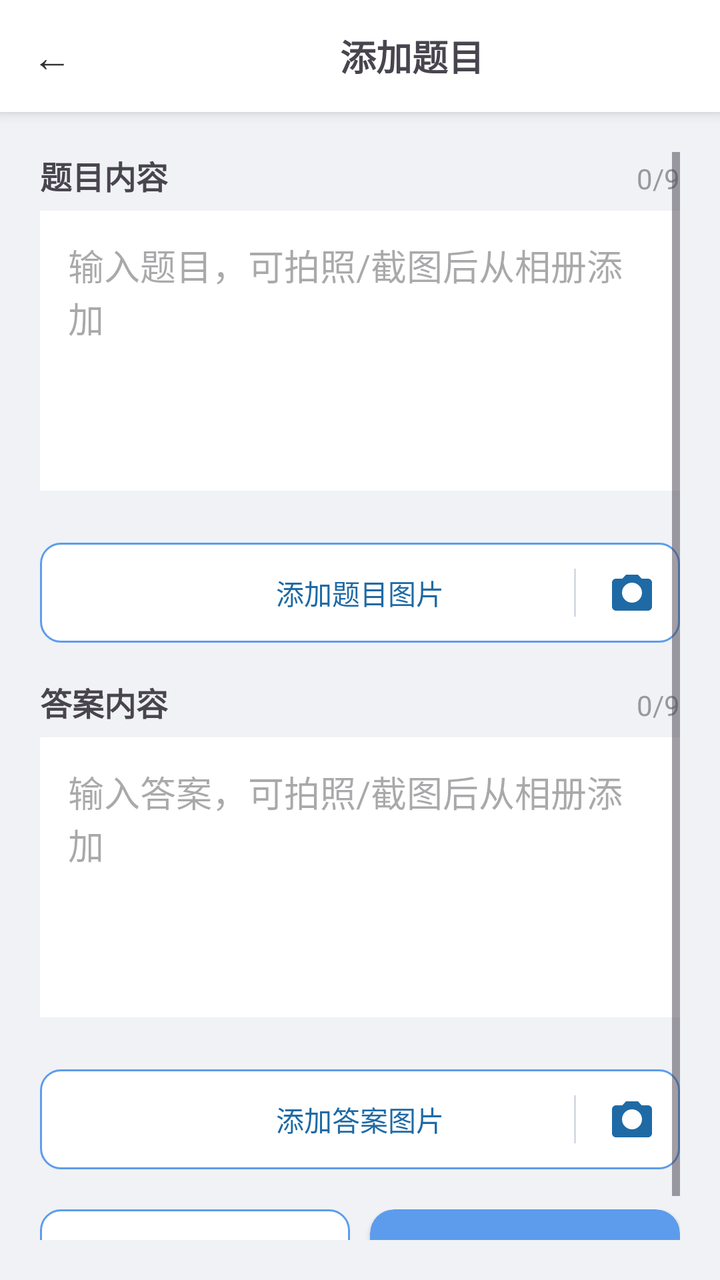
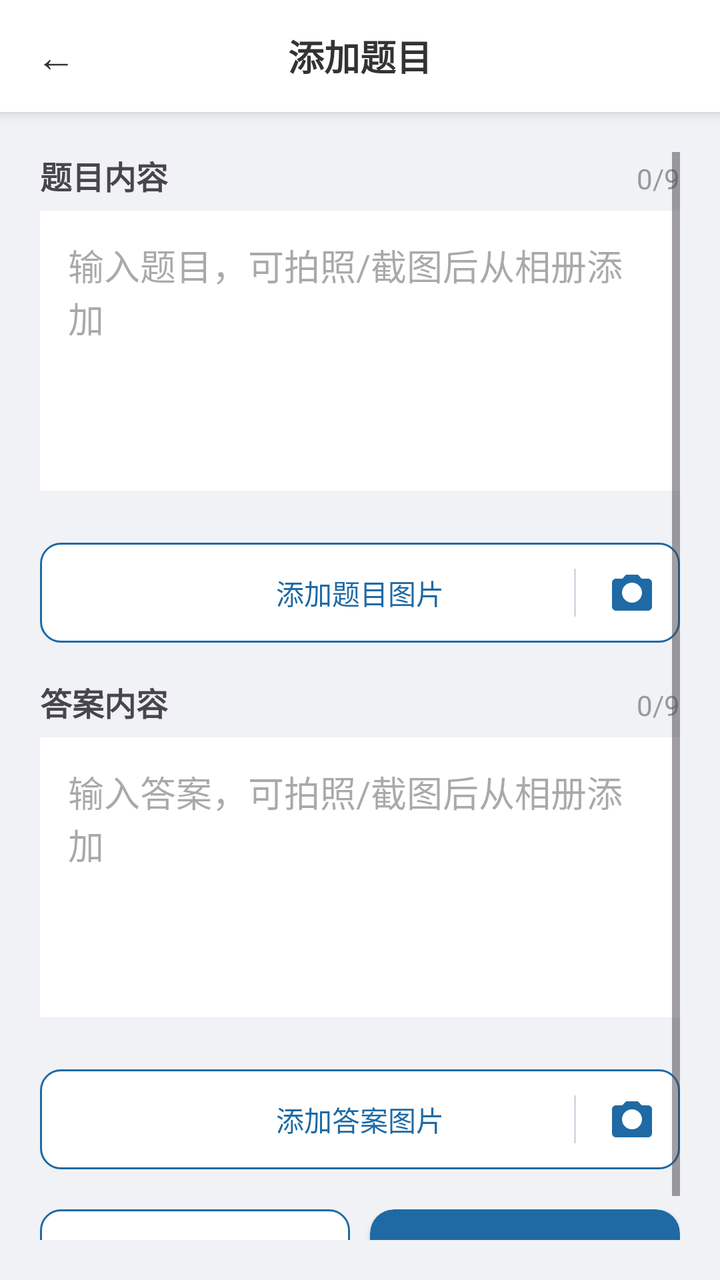

An Android layout rendered at two revisions. The XML below is the earlier revision; the diff shows what the commit changed to produce the second picture.
<!-- AndroidManifest.xml: application theme Theme.Demo -->
<!-- res/layout/activity_add_question.xml -->
<?xml version="1.0" encoding="utf-8"?>
<LinearLayout
    xmlns:android="http://schemas.android.com/apk/res/android"
    xmlns:app="http://schemas.android.com/apk/res-auto"
    android:layout_width="match_parent"
    android:layout_height="match_parent"
    android:orientation="vertical"
    android:background="#f0f2f5">

    
    <LinearLayout
        android:layout_width="match_parent"
        android:layout_height="56dp"
        android:orientation="horizontal"
        android:background="#ffffff"
        android:elevation="4dp">

        <TextView
            android:id="@+id/btn_back"
            android:layout_width="wrap_content"
            android:layout_height="match_parent"
            android:paddingHorizontal="16dp"
            android:gravity="center"
            android:text="←"
            android:textSize="20sp"
            android:textColor="#333333" />

        <TextView
            android:id="@+id/title_bar"
            android:layout_width="0dp"
            android:layout_height="match_parent"
            android:layout_weight="1"
            android:text="添加题目"
            android:textSize="18sp"
            android:textStyle="bold"
            android:gravity="center" />
    </LinearLayout>

    <ScrollView
        android:layout_width="match_parent"
        android:layout_height="match_parent"
        android:padding="20dp">

        <LinearLayout
            android:layout_width="match_parent"
            android:layout_height="wrap_content"
            android:orientation="vertical">

            
            <LinearLayout
                android:layout_width="match_parent"
                android:layout_height="wrap_content"
                android:orientation="horizontal">

                <TextView
                    android:layout_width="0dp"
                    android:layout_height="wrap_content"
                    android:layout_weight="1"
                    android:text="题目内容"
                    android:textSize="16sp"
                    android:textStyle="bold" />

                <TextView
                    android:id="@+id/tv_content_count"
                    android:layout_width="wrap_content"
                    android:layout_height="wrap_content"
                    android:text="0/9"
                    android:textSize="14sp"
                    android:textColor="#999999" />
            </LinearLayout>

            <EditText
                android:id="@+id/et_content"
                android:layout_width="match_parent"
                android:layout_height="140dp"
                android:background="#fff"
                android:padding="14dp"
                android:minHeight="120dp"
                android:hint="输入题目，可拍照/截图后从相册添加"
                android:gravity="top|start"
                android:inputType="textMultiLine"
                android:layout_marginTop="6dp"
                android:layout_marginBottom="8dp" />

            
            <androidx.recyclerview.widget.RecyclerView
                android:id="@+id/rv_content_images"
                android:layout_width="match_parent"
                android:layout_height="wrap_content"
                android:nestedScrollingEnabled="false"
                android:layout_marginTop="8dp"
                android:layout_marginBottom="10dp" />

            
            <FrameLayout
                android:id="@+id/btn_add_content_img"
                android:layout_width="match_parent"
                android:layout_height="50dp"
                android:background="@drawable/bg_add_button"
                android:clickable="true"
                android:focusable="true">

                <TextView
                    android:layout_width="match_parent"
                    android:layout_height="match_parent"
                    android:text="添加题目图片"
                    android:textColor="#1f6aa5"
                    android:gravity="center" />

                <View
                    android:layout_width="1dp"
                    android:layout_height="24dp"
                    android:layout_gravity="end|center_vertical"
                    android:layout_marginEnd="52dp"
                    android:background="#d5dbe4" />

                <ImageView
                    android:id="@+id/btn_camera_content"
                    android:layout_width="48dp"
                    android:layout_height="match_parent"
                    android:layout_gravity="end"
                    android:src="@drawable/ic_camera"
                    android:scaleType="centerInside"
                    android:clickable="true"
                    android:focusable="true"
                    android:contentDescription="拍照添加题目图片" />
            </FrameLayout>

            
            <LinearLayout
                android:layout_width="match_parent"
                android:layout_height="wrap_content"
                android:orientation="horizontal"
                android:layout_marginTop="18dp">

                <TextView
                    android:layout_width="0dp"
                    android:layout_height="wrap_content"
                    android:layout_weight="1"
                    android:text="答案内容"
                    android:textSize="16sp"
                    android:textStyle="bold" />

                <TextView
                    android:id="@+id/tv_answer_count"
                    android:layout_width="wrap_content"
                    android:layout_height="wrap_content"
                    android:text="0/9"
                    android:textSize="14sp"
                    android:textColor="#999999" />
            </LinearLayout>

            <EditText
                android:id="@+id/et_answer"
                android:layout_width="match_parent"
                android:layout_height="140dp"
                android:background="#fff"
                android:padding="14dp"
                android:minHeight="120dp"
                android:hint="输入答案，可拍照/截图后从相册添加"
                android:gravity="top|start"
                android:inputType="textMultiLine"
                android:layout_marginTop="6dp"
                android:layout_marginBottom="8dp" />

            
            <androidx.recyclerview.widget.RecyclerView
                android:id="@+id/rv_answer_images"
                android:layout_width="match_parent"
                android:layout_height="wrap_content"
                android:nestedScrollingEnabled="false"
                android:layout_marginTop="8dp"
                android:layout_marginBottom="10dp" />

            
            <FrameLayout
                android:id="@+id/btn_add_answer_img"
                android:layout_width="match_parent"
                android:layout_height="50dp"
                android:background="@drawable/bg_add_button"
                android:clickable="true"
                android:focusable="true">

                <TextView
                    android:layout_width="match_parent"
                    android:layout_height="match_parent"
                    android:text="添加答案图片"
                    android:textColor="#1f6aa5"
                    android:gravity="center" />

                <View
                    android:layout_width="1dp"
                    android:layout_height="24dp"
                    android:layout_gravity="end|center_vertical"
                    android:layout_marginEnd="52dp"
                    android:background="#d5dbe4" />

                <ImageView
                    android:id="@+id/btn_camera_answer"
                    android:layout_width="48dp"
                    android:layout_height="match_parent"
                    android:layout_gravity="end"
                    android:src="@drawable/ic_camera"
                    android:scaleType="centerInside"
                    android:clickable="true"
                    android:focusable="true"
                    android:contentDescription="拍照添加答案图片" />
            </FrameLayout>

            
            <LinearLayout
                android:layout_width="match_parent"
                android:layout_height="wrap_content"
                android:orientation="horizontal"
                android:layout_marginTop="20dp">

                <TextView
                    android:id="@+id/btn_save_continue"
                    android:layout_width="0dp"
                    android:layout_height="60dp"
                    android:layout_weight="1"
                    android:layout_marginRight="10dp"
                    android:background="@drawable/bg_add_button"
                    android:text="保存并继续"
                    android:textColor="#1f6aa5"
                    android:gravity="center" />

                <androidx.cardview.widget.CardView
                    android:id="@+id/btn_save"
                    android:layout_width="0dp"
                    android:layout_height="60dp"
                    android:layout_weight="1"
                    app:cardCornerRadius="12dp"
                    app:cardBackgroundColor="#5d9cec">
                    <TextView
                        android:layout_width="match_parent"
                        android:layout_height="match_parent"
                        android:text="保存题目"
                        android:textSize="18sp"
                        android:textColor="#fff"
                        android:gravity="center" />
                </androidx.cardview.widget.CardView>
            </LinearLayout>

        </LinearLayout>
    </ScrollView>
</LinearLayout>
<!-- resources referenced by this layout -->
<resources>
  <!-- drawable bg_add_button (drawable) -->
  <?xml version="1.0" encoding="utf-8"?>
  <shape xmlns:android="http://schemas.android.com/apk/res/android"
      android:shape="rectangle">
      <corners android:radius="10dp" />
      <solid android:color="#FFFFFF" />
      <stroke
          android:width="1dp"
          android:color="#5d9cec" />
  </shape>
  <!-- drawable ic_camera (drawable) -->
  <?xml version="1.0" encoding="utf-8"?>
  <vector xmlns:android="http://schemas.android.com/apk/res/android"
      android:width="24dp"
      android:height="24dp"
      android:viewportWidth="24"
      android:viewportHeight="24">
      <path
          android:fillColor="#1f6aa5"
          android:fillType="evenOdd"
          android:pathData="M12,17c-2.76,0 -5,-2.24 -5,-5s2.24,-5 5,-5 5,2.24 5,5 -2.24,5 -5,5zM9,3L7.17,5H4c-1.1,0 -2,0.9 -2,2v12c0,1.1 0.9,2 2,2h16c1.1,0 2,-0.9 2,-2V7c0,-1.1 -0.9,-2 -2,-2h-3.17L15,3L9,3z" />
  </vector>
  <style name="Theme.Demo" parent="Base.Theme.Demo" />
  <style name="Base.Theme.Demo" parent="Theme.Material3.DayNight.NoActionBar">
          
          <item name="android:statusBarColor">@color/home_bg</item>
          <item name="android:windowLightStatusBar">true</item>
          <item name="android:navigationBarColor">@color/home_bg</item>
          <item name="android:windowLightNavigationBar" tools:targetApi="o_mr1">true</item>
          <item name="android:enforceNavigationBarContrast" tools:targetApi="q">false</item>
      </style>
  <color name="home_bg">#F0F2F5</color>
</resources>

<!-- the commit's change to res/layout/activity_add_question.xml (unified diff, before → after) -->
@@ -5,35 +5,23 @@
     android:layout_width="match_parent"
     android:layout_height="match_parent"
     android:orientation="vertical"
-    android:background="#f0f2f5">
+    android:background="@color/page_bg">
 
     
-    <LinearLayout
-        android:layout_width="match_parent"
-        android:layout_height="56dp"
-        android:orientation="horizontal"
-        android:background="#ffffff"
-        android:elevation="4dp">
+    <LinearLayout style="@style/TopBar">
 
         <TextView
             android:id="@+id/btn_back"
-            android:layout_width="wrap_content"
-            android:layout_height="match_parent"
-            android:paddingHorizontal="16dp"
-            android:gravity="center"
-            android:text="←"
-            android:textSize="20sp"
-            android:textColor="#333333" />
+            style="@style/TopBarBack" />
 
         <TextView
             android:id="@+id/title_bar"
-            android:layout_width="0dp"
-            android:layout_height="match_parent"
-            android:layout_weight="1"
-            android:text="添加题目"
-            android:textSize="18sp"
-            android:textStyle="bold"
-            android:gravity="center" />
+            style="@style/TopBarTitle"
+            android:text="添加题目" />
+
+        <View
+            android:layout_width="56dp"
+            android:layout_height="1dp" />
     </LinearLayout>
 
     <ScrollView
@@ -231,7 +219,7 @@
                     android:layout_height="60dp"
                     android:layout_weight="1"
                     app:cardCornerRadius="12dp"
-                    app:cardBackgroundColor="#5d9cec">
+                    app:cardBackgroundColor="@color/action_primary">
                     <TextView
                         android:layout_width="match_parent"
                         android:layout_height="match_parent"
<!-- resource entries referenced after the edit -->
@@ -1,5 +1,7 @@
 <!-- resources referenced by this layout -->
 <resources>
+  <color name="action_primary">#1F6AA5</color>
+  <color name="page_bg">#F0F2F5</color>
   <!-- drawable bg_add_button (drawable) -->
   <?xml version="1.0" encoding="utf-8"?>
   <shape xmlns:android="http://schemas.android.com/apk/res/android"
@@ -8,7 +10,7 @@
       <solid android:color="#FFFFFF" />
       <stroke
           android:width="1dp"
-          android:color="#5d9cec" />
+          android:color="@color/action_primary" />
   </shape>
   <!-- drawable ic_camera (drawable) -->
   <?xml version="1.0" encoding="utf-8"?>
@@ -22,7 +24,35 @@
           android:fillType="evenOdd"
           android:pathData="M12,17c-2.76,0 -5,-2.24 -5,-5s2.24,-5 5,-5 5,2.24 5,5 -2.24,5 -5,5zM9,3L7.17,5H4c-1.1,0 -2,0.9 -2,2v12c0,1.1 0.9,2 2,2h16c1.1,0 2,-0.9 2,-2V7c0,-1.1 -0.9,-2 -2,-2h-3.17L15,3L9,3z" />
   </vector>
+  <style name="TopBar">
+          <item name="android:layout_width">match_parent</item>
+          <item name="android:layout_height">56dp</item>
+          <item name="android:orientation">horizontal</item>
+          <item name="android:gravity">center_vertical</item>
+          <item name="android:background">@color/home_card</item>
+          <item name="android:elevation">4dp</item>
+      </style>
+  <style name="TopBarBack">
+          <item name="android:layout_width">56dp</item>
+          <item name="android:layout_height">match_parent</item>
+          <item name="android:gravity">center</item>
+          <item name="android:text">←</item>
+          <item name="android:textSize">20sp</item>
+          <item name="android:textColor">@color/home_text_primary</item>
+          <item name="android:background">?attr/selectableItemBackgroundBorderless</item>
+      </style>
+  <style name="TopBarTitle">
+          <item name="android:layout_width">0dp</item>
+          <item name="android:layout_height">wrap_content</item>
+          <item name="android:layout_weight">1</item>
+          <item name="android:gravity">center</item>
+          <item name="android:textSize">18sp</item>
+          <item name="android:textStyle">bold</item>
+          <item name="android:textColor">@color/home_text_primary</item>
+      </style>
   <style name="Theme.Demo" parent="Base.Theme.Demo" />
+  <color name="home_card">#FFFFFF</color>
+  <color name="home_text_primary">#333333</color>
   <style name="Base.Theme.Demo" parent="Theme.Material3.DayNight.NoActionBar">
           
           <item name="android:statusBarColor">@color/home_bg</item>
@@ -31,6 +61,6 @@
           <item name="android:windowLightNavigationBar" tools:targetApi="o_mr1">true</item>
           <item name="android:enforceNavigationBarContrast" tools:targetApi="q">false</item>
       </style>
-  <color name="home_bg">#F0F2F5</color>
+  <color name="home_bg">@color/page_bg</color>
 </resources>
 
